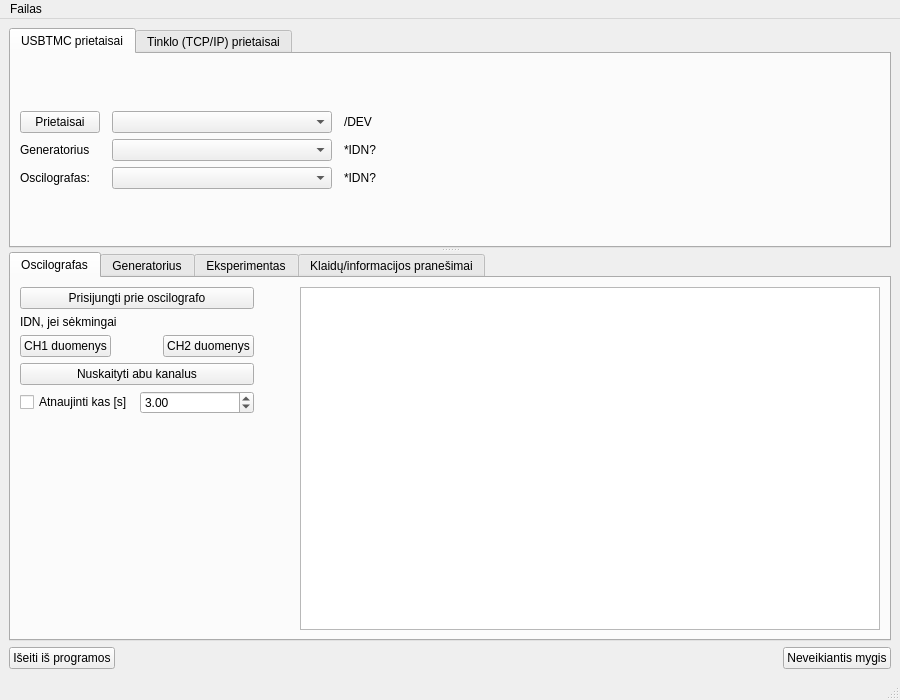
This is UIfiles/GUIThread.ui in userIsTaken/TryUSB as Qt 5 draws it before an edit. The edited form follows.
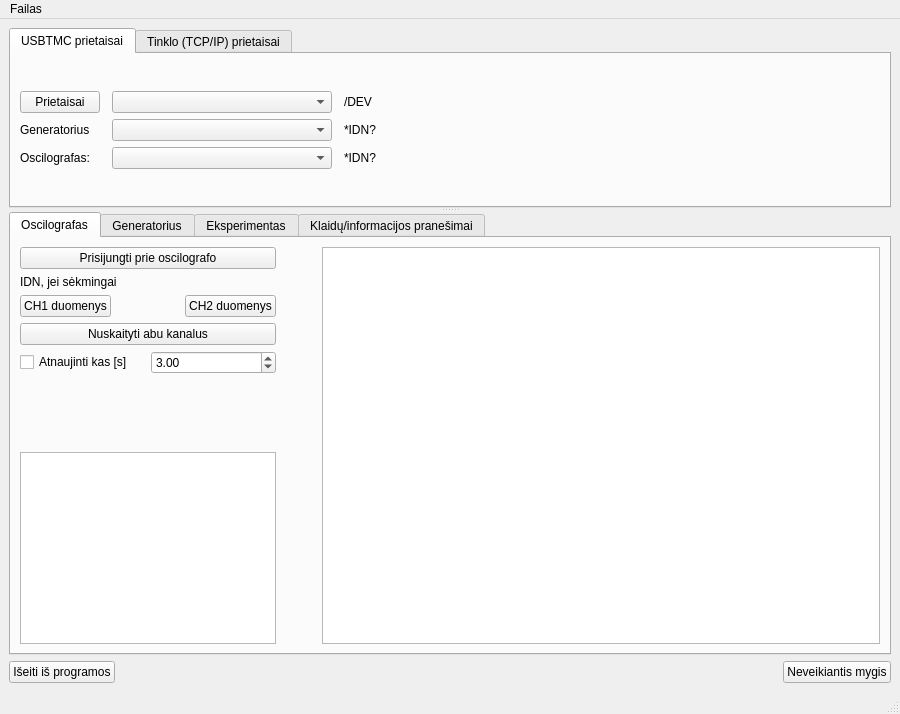
This is the edited form. Custom widgets are drawn as their Qt base class.

Commit message: Init Oscilograph

```diff
--- a/UIfiles/GUIThread.ui
+++ b/UIfiles/GUIThread.ui
@@ -7,7 +7,7 @@
     <x>0</x>
     <y>0</y>
     <width>900</width>
-    <height>700</height>
+    <height>714</height>
    </rect>
   </property>
   <property name="windowTitle">
@@ -323,6 +323,8 @@
         <attribute name="title">
          <string>Oscilografas</string>
         </attribute>
+        <layout class="QGridLayout" name="gridLayout_11">
+         <item row="0" column="0">
         <layout class="QGridLayout" name="gridLayout_10">
          <item row="0" column="0">
           <widget class="QPushButton" name="connectToOscilograph_button">
@@ -331,16 +333,6 @@
            </property>
           </widget>
          </item>
-         <item row="0" column="2" rowspan="4">
-          <widget class="PlotWidget" name="dataViewWidget">
-           <property name="minimumSize">
-            <size>
-             <width>450</width>
-             <height>320</height>
-            </size>
-           </property>
-          </widget>
-         </item>
          <item row="1" column="0">
           <layout class="QGridLayout" name="gridLayout_8">
            <item row="0" column="0" colspan="3">
@@ -394,22 +386,6 @@
            </item>
           </layout>
          </item>
-         <item row="1" column="1">
-          <spacer name="horizontalSpacer_10">
-           <property name="orientation">
-            <enum>Qt::Horizontal</enum>
-           </property>
-           <property name="sizeType">
-            <enum>QSizePolicy::Fixed</enum>
-           </property>
-           <property name="sizeHint" stdset="0">
-            <size>
-             <width>40</width>
-             <height>20</height>
-            </size>
-           </property>
-          </spacer>
-         </item>
          <item row="2" column="0">
           <layout class="QGridLayout" name="gridLayout_9">
            <item row="0" column="0" colspan="2">
@@ -443,10 +419,48 @@
            <property name="sizeHint" stdset="0">
             <size>
              <width>20</width>
-             <height>148</height>
+               <height>70</height>
             </size>
            </property>
           </spacer>
+           </item>
+           <item row="4" column="0">
+            <widget class="QPlainTextEdit" name="plainConfigOscilograph">
+             <property name="sizePolicy">
+              <sizepolicy hsizetype="Preferred" vsizetype="Expanding">
+               <horstretch>0</horstretch>
+               <verstretch>0</verstretch>
+              </sizepolicy>
+             </property>
+            </widget>
+           </item>
+          </layout>
+         </item>
+         <item row="0" column="1">
+          <spacer name="horizontalSpacer_10">
+           <property name="orientation">
+            <enum>Qt::Horizontal</enum>
+           </property>
+           <property name="sizeType">
+            <enum>QSizePolicy::Fixed</enum>
+           </property>
+           <property name="sizeHint" stdset="0">
+            <size>
+             <width>40</width>
+             <height>20</height>
+            </size>
+           </property>
+          </spacer>
+         </item>
+         <item row="0" column="2">
+          <widget class="PlotWidget" name="dataViewWidget">
+           <property name="minimumSize">
+            <size>
+             <width>450</width>
+             <height>320</height>
+            </size>
+           </property>
+          </widget>
          </item>
         </layout>
        </widget>
```
Left out of the diff: 2 changed lines with no effect on the pictures. Lines whose indentation alone changed are shown as unchanged. The commit also changes 2 other files.
